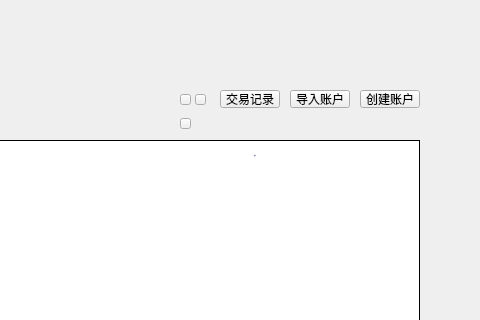
Qt form LNKWallet/mainpage.ui (HcashOrg/hx-indicator) before a commit; both pictures show x 290 to 770 and y 0 to 320 of the 770 by 510 pixel window.
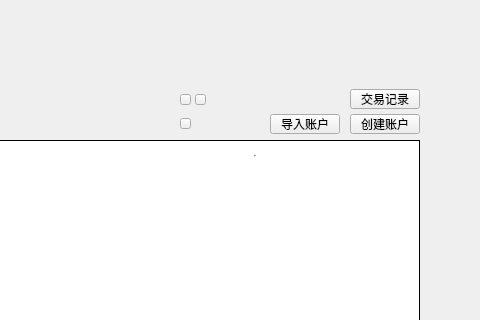
The same form after that commit. Icons and pictures are not drawn.

What changed in the file:
```diff
--- a/LNKWallet/mainpage.ui
+++ b/LNKWallet/mainpage.ui
@@ -51,10 +51,10 @@
   <widget class="QToolButton" name="addAccountBtn">
    <property name="geometry">
     <rect>
-     <x>650</x>
-     <y>90</y>
-     <width>60</width>
-     <height>18</height>
+     <x>640</x>
+     <y>114</y>
+     <width>70</width>
+     <height>20</height>
     </rect>
    </property>
    <property name="font">
@@ -194,10 +194,10 @@
   <widget class="QToolButton" name="importAccountBtn">
    <property name="geometry">
     <rect>
-     <x>580</x>
-     <y>90</y>
-     <width>60</width>
-     <height>18</height>
+     <x>560</x>
+     <y>114</y>
+     <width>70</width>
+     <height>20</height>
     </rect>
    </property>
    <property name="font">
@@ -358,10 +358,10 @@
   <widget class="QToolButton" name="allTransactionBtn">
    <property name="geometry">
     <rect>
-     <x>510</x>
-     <y>90</y>
-     <width>60</width>
-     <height>18</height>
+     <x>640</x>
+     <y>89</y>
+     <width>70</width>
+     <height>20</height>
     </rect>
    </property>
    <property name="font">
```
